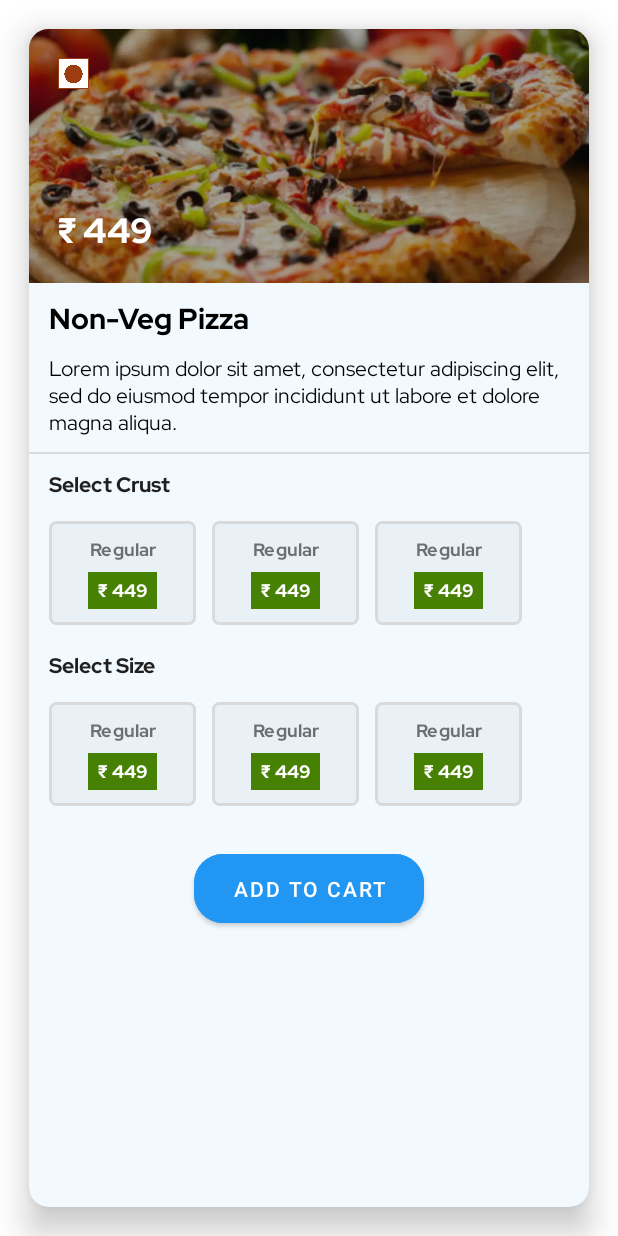
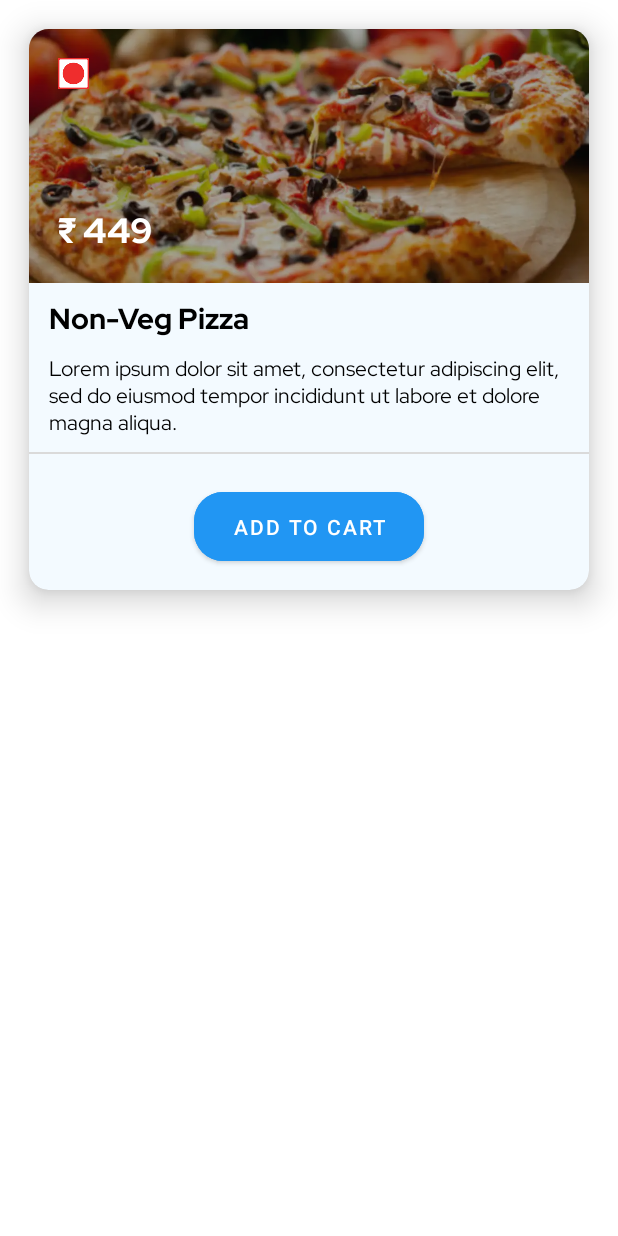
Before and after one commit to Adi-n-tech/Pizza-App, an Android app: the layout activity_dashboard.xml on its own in the app's theme, with its tools: preview values and no code run, on a phone screen of 412 x 824 dp. Run offline under Robolectric (Android 15) with nearby library versions, the phone set to English and light mode, and no system bars.

Commit message:
implement Alert dialog to show crust and size selections

```diff
--- a/app/build.gradle
+++ b/app/build.gradle
@@ -26,11 +26,11 @@ android {
         }
     }
     compileOptions {
-        sourceCompatibility JavaVersion.VERSION_1_8
-        targetCompatibility JavaVersion.VERSION_1_8
+        sourceCompatibility JavaVersion.VERSION_11
+        targetCompatibility JavaVersion.VERSION_11
     }
     kotlinOptions {
-        jvmTarget = '1.8'
+        jvmTarget = '11'
     }
 
     buildFeatures {
--- a/app/src/main/res/layout/activity_dashboard.xml
+++ b/app/src/main/res/layout/activity_dashboard.xml
@@ -23,11 +23,12 @@
         <com.google.android.material.card.MaterialCardView
             android:id="@+id/data_card"
             android:layout_width="match_parent"
-            android:layout_height="match_parent"
+            android:layout_height="wrap_content"
             android:layout_margin="@dimen/_15sdp"
             app:cardBackgroundColor="@color/card_background"
             app:cardCornerRadius="@dimen/_10sdp"
-            app:cardElevation="@dimen/_10sdp">
+            app:cardElevation="@dimen/_10sdp"
+            app:layout_constraintTop_toTopOf="parent">
 
             <androidx.constraintlayout.widget.ConstraintLayout
                 android:layout_width="match_parent"
@@ -99,58 +100,6 @@
                     android:background="@color/light_gray"
                     app:layout_constraintTop_toBottomOf="@id/description" />
 
-                <com.google.android.material.textview.MaterialTextView
-                    android:id="@+id/select_crust"
-                    android:layout_width="wrap_content"
-                    android:layout_height="wrap_content"
-                    android:layout_marginStart="@dimen/_10sdp"
-                    android:layout_marginTop="@dimen/_8sdp"
-                    android:text="@string/select_crust"
-                    android:textColor="@color/darker_black"
-                    android:textSize="@dimen/_11sdp"
-                    app:fontFamily="@font/red_hat_bold"
-                    app:layout_constraintStart_toStartOf="@id/image"
-                    app:layout_constraintTop_toBottomOf="@id/divider" />
-
-                <androidx.recyclerview.widget.RecyclerView
-                    android:id="@+id/recycler_select_crust"
-                    android:layout_width="wrap_content"
-                    android:layout_height="wrap_content"
-                    android:layout_marginStart="@dimen/_10sdp"
-                    android:layout_marginTop="@dimen/_6sdp"
-                    android:orientation="horizontal"
-                    app:layoutManager="androidx.recyclerview.widget.LinearLayoutManager"
-                    app:layout_constraintStart_toStartOf="parent"
-                    app:layout_constraintTop_toBottomOf="@id/select_crust"
-                    tools:itemCount="3"
-                    tools:listitem="@layout/item_select_size" />
-
-                <com.google.android.material.textview.MaterialTextView
-                    android:id="@+id/select_size"
-                    android:layout_width="wrap_content"
-                    android:layout_height="wrap_content"
-                    android:layout_marginStart="@dimen/_10sdp"
-                    android:layout_marginTop="@dimen/_8sdp"
-                    android:text="@string/select_size"
-                    android:textColor="@color/darker_black"
-                    android:textSize="@dimen/_11sdp"
-                    app:fontFamily="@font/red_hat_bold"
-                    app:layout_constraintStart_toStartOf="@id/image"
-                    app:layout_constraintTop_toBottomOf="@id/recycler_select_crust" />
-
-                <androidx.recyclerview.widget.RecyclerView
-                    android:id="@+id/recycler_select_size"
-                    android:layout_width="wrap_content"
-                    android:layout_height="wrap_content"
-                    android:layout_marginStart="@dimen/_10sdp"
-                    android:layout_marginTop="@dimen/_6sdp"
-                    android:orientation="horizontal"
-                    app:layoutManager="androidx.recyclerview.widget.LinearLayoutManager"
-                    app:layout_constraintStart_toStartOf="parent"
-                    app:layout_constraintTop_toBottomOf="@id/select_size"
-                    tools:itemCount="3"
-                    tools:listitem="@layout/item_select_size" />
-
                 <com.google.android.material.button.MaterialButton
                     android:id="@+id/btn_add_cart"
                     android:layout_width="wrap_content"
@@ -163,7 +112,7 @@
                     app:cornerRadius="@dimen/_15sdp"
                     app:layout_constraintEnd_toEndOf="parent"
                     app:layout_constraintStart_toStartOf="parent"
-                    app:layout_constraintTop_toBottomOf="@id/recycler_select_size" />
+                    app:layout_constraintTop_toBottomOf="@id/divider" />
 
             </androidx.constraintlayout.widget.ConstraintLayout>
 
--- a/app/src/main/res/values/strings.xml
+++ b/app/src/main/res/values/strings.xml
@@ -3,4 +3,5 @@
     <string name="select_size">Select Size</string>
     <string name="select_crust">Select Crust</string>
     <string name="add_cart">Add To Cart</string>
+    <string name="add">Add</string>
 </resources>
```
Also changed, not shown: app/src/main/java/com/app/pizzaapp/view/activity/DashboardActivity.kt (+21 -4 lines), app/src/main/res/layout/dialog_add_custom_pizza.xml (added, +79 -0 lines), app/src/main/res/drawable/non_veg.png (added), app/src/main/res/drawable/non_veg.webp (deleted).
